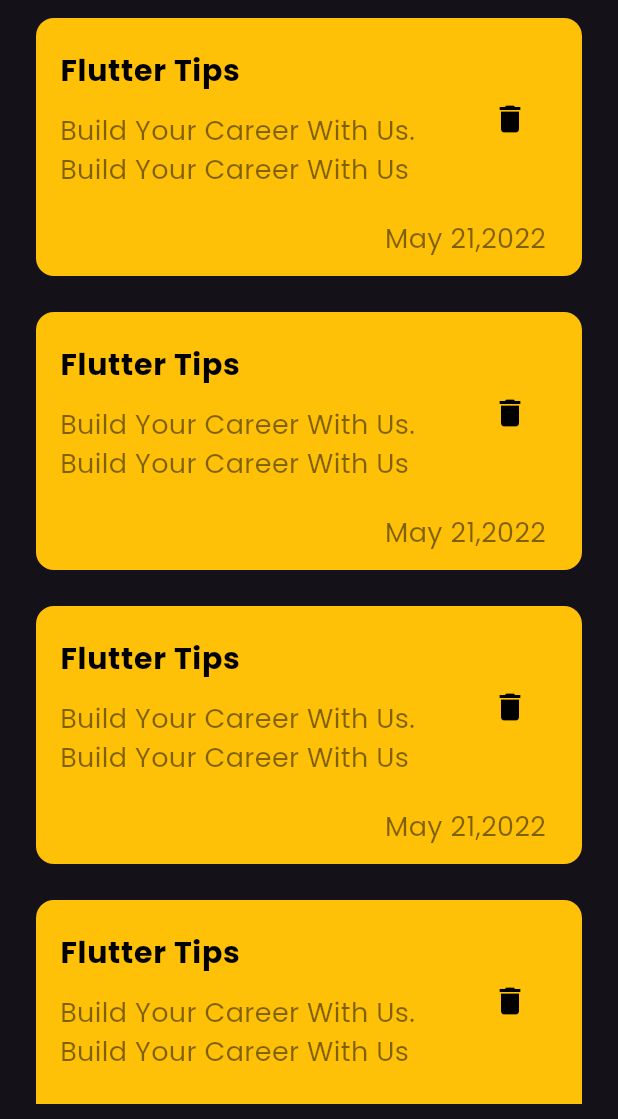
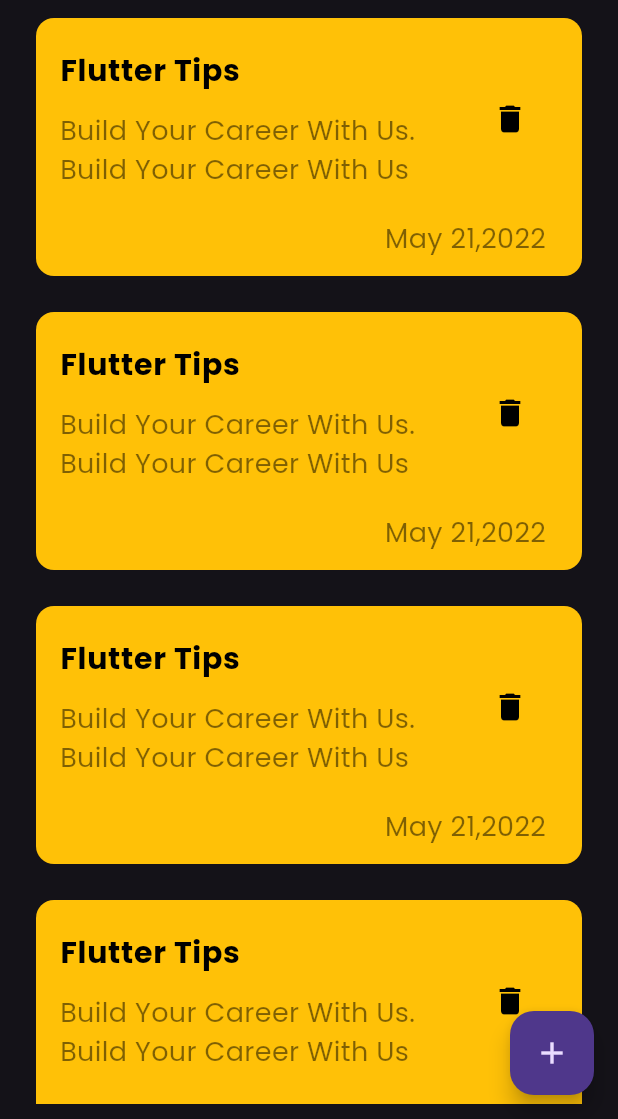
Before and after one commit to MohamedOmarKhedr/notes_app_clean_arch, a Flutter app: the screen it shows after launch, on a phone screen of 412 x 824 dp, the part 117-1236 px from its top. Run offline on Flutter 3.47's test engine with Material 3 defaults, Android fonts, the phone set to English and light mode, and no system bars.

Commit message:
create Floating Action Button

```diff
--- a/lib/features/home/presentation/views/home_view.dart
+++ b/lib/features/home/presentation/views/home_view.dart
@@ -6,8 +6,12 @@
 
   @override
   Widget build(BuildContext context) {
-    return const Scaffold(
-      body: HomeViewBody(),
+    return Scaffold(
+      floatingActionButton: FloatingActionButton(
+        onPressed: () {},
+        child: const Icon(Icons.add),
+      ),
+      body: const HomeViewBody(),
     );
   }
 }
```
